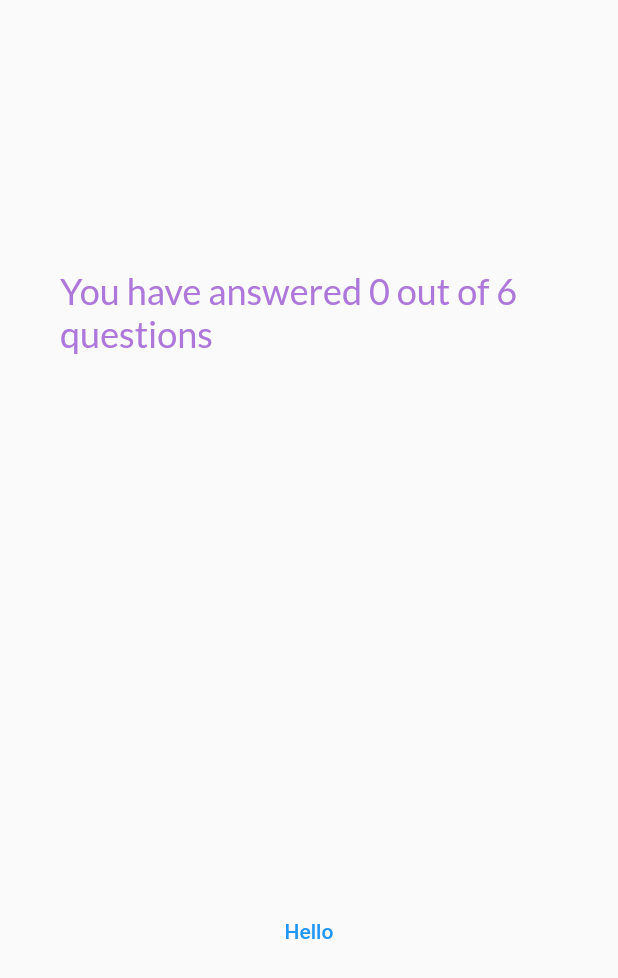
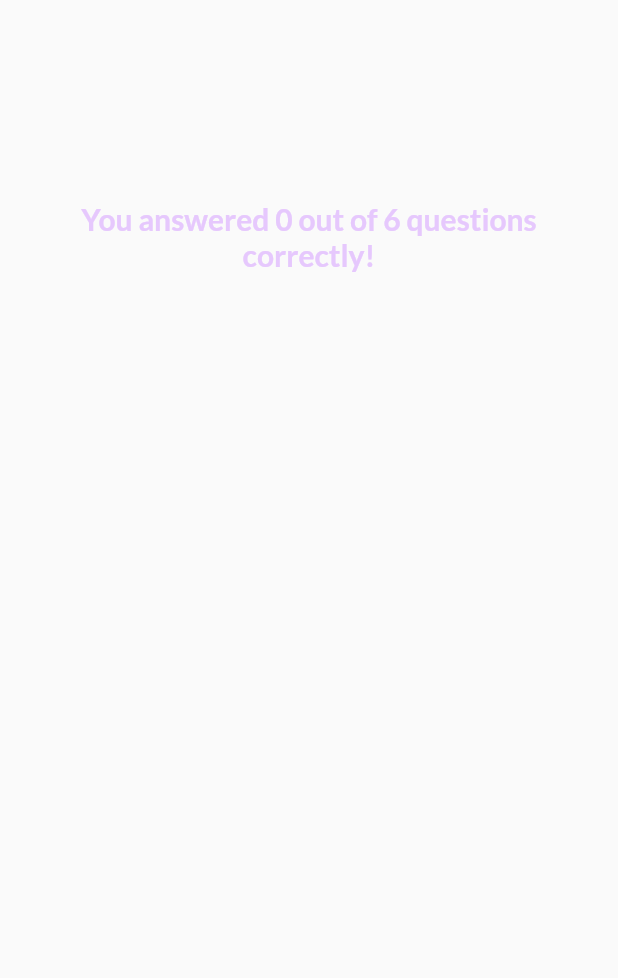
Before and after one commit to SandeepVallabaneni/quiz, a Flutter app: the ResultsScreen widget shown alone on an empty page, opened directly with empty values, on a phone screen of 412 x 824 dp. Shown: the top 978 px of the screen. Run offline on Flutter 3.47's test engine with Material 2 defaults, Android fonts, the phone set to English and light mode, and no system bars; our stand-ins replace google_fonts.

```diff
--- a/lib/results_screen.dart
+++ b/lib/results_screen.dart
@@ -44,18 +44,24 @@ class ResultsScreen extends StatelessWidget {
           mainAxisAlignment: MainAxisAlignment.center,
           children: [
             Text(
-              'You have answered $correctQuestions out of $totalQuestions questions',
+              'You answered $correctQuestions out of $totalQuestions questions correctly!',
               style: GoogleFonts.lato(
-                color: const Color.fromARGB(255, 173, 120, 218),
-                fontSize: 24,
+                color: const Color.fromARGB(255, 230, 200, 253),
+                fontSize: 20,
+                fontWeight: FontWeight.bold,
               ),
+              textAlign: TextAlign.center,
             ),
             const SizedBox(height: 30),
             QuestionsSummary(summaryData: summaryData),
             const SizedBox(height: 30),
-            TextButton(
-              onPressed: () {},
-              child: const Text('Hello'),
+            TextButton.icon(
+              onPressed: onRestart,
+              style: TextButton.styleFrom(
+                foregroundColor: Colors.white,
+              ),
+              icon: const Icon(Icons.refresh),
+              label: const Text('Restart Quiz!'),
             )
           ],
         ),
```
Also changed, not shown: lib/questions_summary.dart (+3 -16 lines), lib/summary_item.dart (added, +58 -0 lines).
